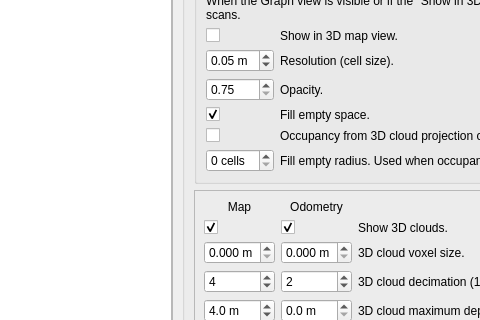
This is guilib/src/ui/preferencesDialog.ui in introlab/rtabmap as Qt 5 draws it before an edit; both pictures show x 95 to 575 and y 218 to 538 of the 1035 by 789 pixel window. The edited form follows.
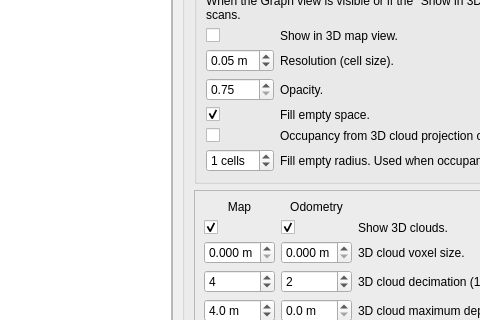
This is the edited form. The open tabs and pages were chosen to show the change. Icons and pictures are not drawn. Custom widgets are drawn as their Qt base class.

Commit message: Rtabmap: Added getPathNextPoses() and getPathNextNodes(). Local path is sent over statistics. GUI: local path is shown in GraphViewer. Now handling stereo odometry data.

The edit to the form file:
```diff
--- a/guilib/src/ui/preferencesDialog.ui
+++ b/guilib/src/ui/preferencesDialog.ui
@@ -63,9 +63,9 @@
           <property name="geometry">
            <rect>
             <x>0</x>
-            <y>-693</y>
+            <y>0</y>
             <width>744</width>
-            <height>1378</height>
+            <height>1074</height>
            </rect>
           </property>
           <layout class="QVBoxLayout" name="verticalLayout_16">
@@ -543,7 +543,7 @@
                             <number>10</number>
                            </property>
                            <property name="value">
-                            <number>0</number>
+                            <number>1</number>
                            </property>
                           </widget>
                          </item>
```
Left out of the diff: 2 changed lines with no effect on the pictures. The commit also changes 7 other files.
